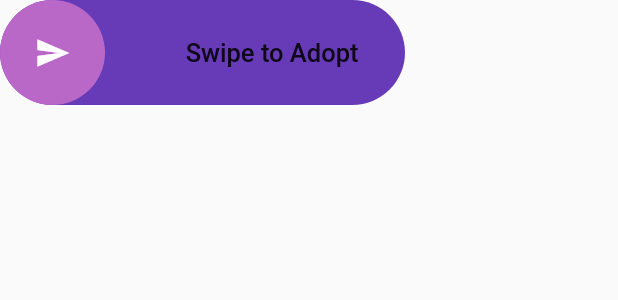
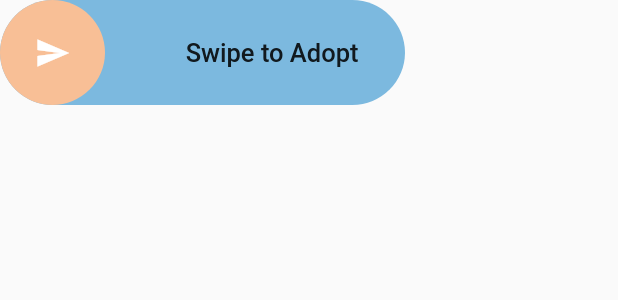
Before and after one commit to akgmage/pet_adoption, a Flutter app: the AnimatedButton widget shown alone on an empty page, opened directly, on a phone screen of 412 x 824 dp. Shown: the top 300 px of the screen. Run offline on Flutter 3.47's test engine with Material 2 defaults, Android fonts, the phone set to English and light mode, and no system bars; drawn by our look-alikes of slider_button; our stand-ins replace photo_view, shared_preferences; accounts and stored records are empty.

Commit message:
read from theme

```diff
--- a/lib/widgets/button.dart
+++ b/lib/widgets/button.dart
@@ -1,5 +1,8 @@
 import 'package:flutter/material.dart';
+import 'package:provider/provider.dart';
 import 'package:slider_button/slider_button.dart';
+
+import '../models/theme_provider.dart';
 
 class AnimatedButton extends StatefulWidget {
   const AnimatedButton({Key? key}) : super(key: key);
@@ -11,9 +14,12 @@ class AnimatedButton extends StatefulWidget {
 class _AnimatedButtonState extends State<AnimatedButton> {
   @override
   Widget build(BuildContext context) {
+    final themeChange = Provider.of<DarkThemeProvider>(context);
     return SliderButton(
-      buttonColor: Colors.purple.shade300,
-      backgroundColor: Colors.deepPurple.shade500,
+      buttonColor:
+          themeChange.darkTheme ? Color(0xff181818) : Color(0xfff8bf96),
+      backgroundColor:
+          themeChange.darkTheme ? Color(0xFF404040) : Color(0xff7cb9df),
       action: () {
         ///Do something here
         Navigator.of(context).pop();
```
